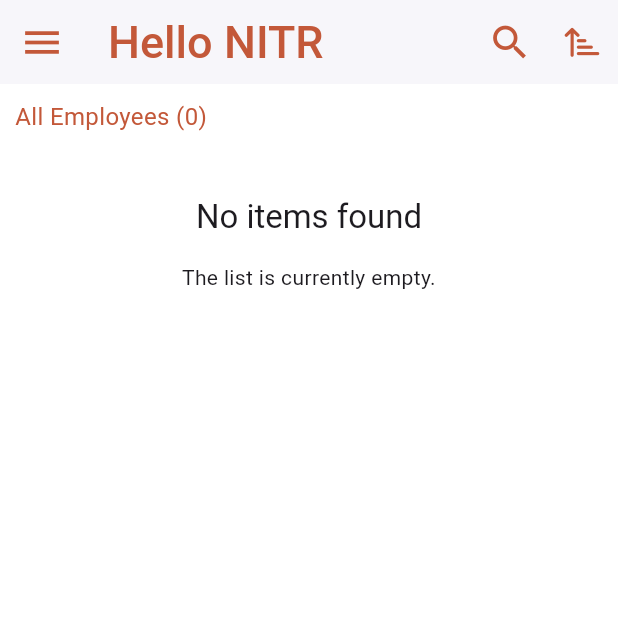
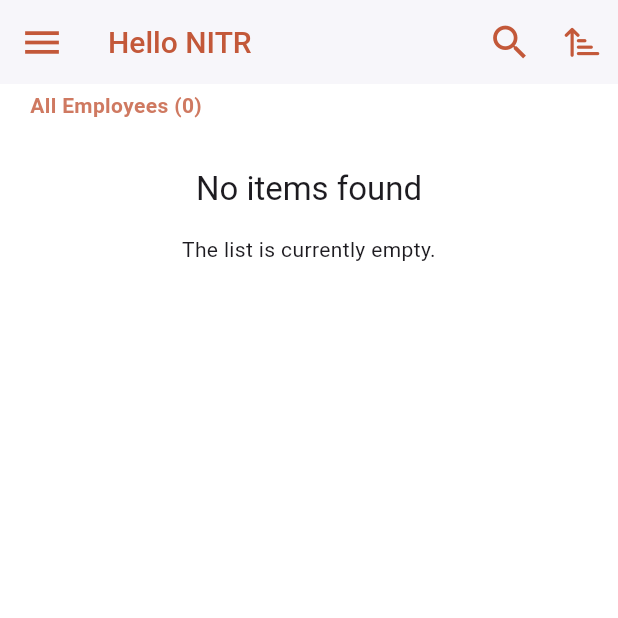
Before and after one commit to UtkarshChakrwarti/Hello-NITR-app, a Flutter app: the HomeScreen screen opened by its route, on a phone screen of 412 x 824 dp, the top half of it. Run offline on Flutter 3.47's test engine with Material 3 defaults, Android fonts, the phone set to English and light mode, and no system bars; our stand-ins replace cached_network_image, dropdown_search, flutter_local_notifications, flutter_secure_storage, font_awesome_flutter, infinite_scroll_pagination and 7 more; missing offline and left inert: flutter_udid, simnumber; accounts and stored records are empty; network calls fail.

Commit message:
adding constants and fixing bugs

```diff
--- a/lib/core/services/api/local/local_storage_service.dart
+++ b/lib/core/services/api/local/local_storage_service.dart
@@ -63,7 +63,7 @@ class LocalStorageService {
     final db = await database;
     //Compressing the image field before saving
     final compressedImage =
-        ImageCompressor.compressBase64Image(user.photo!, quality: AppConstants.imageQuality);
+        ImageCompressor.compressBase64Image(user.photo!,  AppConstants.imageQuality);
     //print the compressed image size and compression ratio
 
     _logger.info('Compression Details:');
--- a/lib/core/utils/image_compressor.dart
+++ b/lib/core/utils/image_compressor.dart
@@ -12,8 +12,8 @@ class ImageCompressor {
   /// compression ratio, and size difference.
   ///
   /// Returns an empty map if an error occurs, such as an invalid base64 string.
-  static Map<String, dynamic> compressBase64Image(String base64Image,
-      {int quality = 70}) {
+  static Map<String, dynamic> compressBase64Image(
+      String base64Image, int quality) {
     try {
       // Decode the base64 image to get the original image bytes
       final originalImageBytes = base64Decode(base64Image);
--- a/lib/screens/home/department_search_screen.dart
+++ b/lib/screens/home/department_search_screen.dart
@@ -172,10 +172,10 @@ class _DepartmentSearchScreenState extends State<DepartmentSearchScreen>
             padding: const EdgeInsets.all(16.0),
             child: DropdownSearch<String>(
               items: _departments,
-              dropdownDecoratorProps: DropDownDecoratorProps(
+              dropdownDecoratorProps: const DropDownDecoratorProps(
                 dropdownSearchDecoration: InputDecoration(
                   hintText: "Select Department",
-                  contentPadding: const EdgeInsets.symmetric(
+                  contentPadding: EdgeInsets.symmetric(
                       vertical: 10.0, horizontal: 12.0),
                   border: UnderlineInputBorder(
                     borderSide: BorderSide(
@@ -194,7 +194,7 @@ class _DepartmentSearchScreenState extends State<DepartmentSearchScreen>
               onChanged: _onDepartmentChanged,
               selectedItem:
                   _selectedDepartment.isEmpty ? null : _selectedDepartment,
-              popupProps: PopupProps.menu(
+              popupProps: const PopupProps.menu(
                 showSearchBox: true,
                 searchFieldProps: TextFieldProps(
                   decoration: InputDecoration(
--- a/lib/screens/home/home_screen.dart
+++ b/lib/screens/home/home_screen.dart
@@ -138,8 +138,8 @@ class _HomeScreenState extends State<HomeScreen> with TickerProviderStateMixin {
             'Hello NITR',
             style: TextStyle(
                 color: AppColors.primaryColor,
-                fontSize: 30,
-                fontFamily: 'Roboto',
+                fontSize: 20,
+                fontFamily: 'Sans-serif',
                 fontWeight: FontWeight.w500),
           ),
           actions: [
@@ -173,16 +173,17 @@ class _HomeScreenState extends State<HomeScreen> with TickerProviderStateMixin {
         body: Column(
           children: [
             Padding(
-              padding: const EdgeInsets.all(10.0),
+              //padding top and left
+              padding: const EdgeInsets.only(top: 4.0, left: 20.0),
               child: Align(
                 alignment: Alignment.centerLeft,
                 child: Text(
                   '$_filterName ($_contactCount)',
-                  style: const TextStyle(
-                    fontSize: 16,
-                    fontWeight: FontWeight.normal,
-                    fontFamily: 'Roboto',
-                    color: AppColors.primaryColor,
+                  style:  TextStyle(
+                    fontSize: 14,
+                    fontWeight: FontWeight.bold,
+                    fontFamily: 'Sans-serif',
+                    color: AppColors.primaryColor.withOpacity(0.8),
                   ),
                 ),
               ),
--- a/lib/screens/user/profile/widgets/user_profile_header.dart
+++ b/lib/screens/user/profile/widgets/user_profile_header.dart
@@ -43,7 +43,7 @@ class UserProfileHeader extends StatelessWidget {
             ),
             Positioned.fill(
               child: BackdropFilter(
-                filter: ImageFilter.blur(sigmaX: 10, sigmaY: 10),
+                filter: ImageFilter.blur(sigmaX: 5, sigmaY: 5),
                 child: Container(
                   color: AppColors.primaryColor.withOpacity(0.8),
                 ),
```
